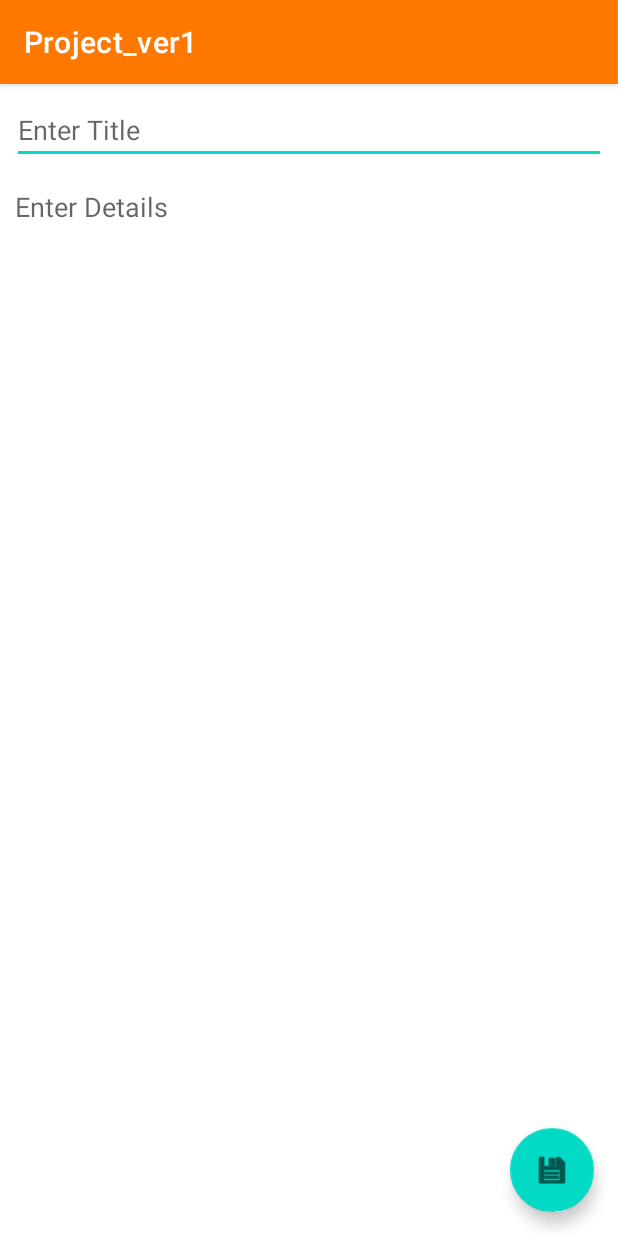
After one commit to krzysztofb200/Product-Description-Analyzer, an Android app: the ListEdit screen opened directly, with no data from a screen before it, on a phone screen of 412 x 824 dp. The commit adds this screen. Run offline under Robolectric (Android 15) with nearby library versions, the phone set to English and light mode, and no system bars; 3 statements that could not run were skipped.

Commit message:
- edit list TODO: - add delete button next to every list

```diff
--- /dev/null
+++ b/app/src/main/java/com/example/project_ver1/ListEdit.java
@@ -0,0 +1,104 @@
+package com.example.project_ver1;
+
+import android.content.Intent;
+import android.os.Bundle;
+import android.text.Editable;
+import android.text.TextWatcher;
+import android.util.Log;
+import android.view.Menu;
+import android.view.MenuInflater;
+import android.view.MenuItem;
+import android.view.View;
+import android.widget.EditText;
+import android.widget.Toast;
+import androidx.appcompat.app.AppCompatActivity;
+import androidx.appcompat.widget.Toolbar;
+
+import com.google.android.material.floatingactionbutton.FloatingActionButton;
+
+import java.util.Calendar;
+
+public class ListEdit extends AppCompatActivity {
+    EditText nTitle, nContent;
+    Calendar c;
+    String todaysDate;
+    String currentTime;
+    long id;
+
+
+    @Override
+    protected void onCreate(Bundle savedInstanceState) {
+        super.onCreate(savedInstanceState);
+        setContentView(R.layout.activity_list_edit);
+//        getSupportActionBar().setDisplayHomeAsUpEnabled(true);
+//        getSupportActionBar().setHomeButtonEnabled(true);
+
+        Intent i = getIntent();
+        id = i.getLongExtra("ID",0);
+        ShopListDB db = new ShopListDB(this);
+        ShoppingList shoppingList = db.getList(id);
+
+        final String title = shoppingList.getTitle();
+        String content = shoppingList.getContent();
+        nTitle = findViewById(R.id.noteTitle);
+        nContent = findViewById(R.id.noteDetails);
+
+        nTitle.setText(title);
+        nContent.setText(content);
+
+        // set current date and time
+        c = Calendar.getInstance();
+        todaysDate = c.get(Calendar.YEAR) + "/" + (c.get(Calendar.MONTH) + 1) + "/" + c.get(Calendar.DAY_OF_MONTH);
+        Log.d("DATE", "Date: " + todaysDate);
+        currentTime = pad(c.get(Calendar.HOUR)) + ":" + pad(c.get(Calendar.MINUTE));
+        Log.d("TIME", "Time: " + currentTime);
+
+        FloatingActionButton fabListSaveChanges = findViewById(R.id.fabListSaveChanges);
+        fabListSaveChanges.setOnClickListener(new View.OnClickListener() {
+            @Override
+            public void onClick(View view) {
+                ShoppingList shoppingList = new ShoppingList(id, nTitle.getText().toString(), nContent.getText().toString(), todaysDate, currentTime);
+                Log.d("EDITED", "edited: before saving id -> " + shoppingList.getID());
+                ShopListDB sDB = new ShopListDB(getApplicationContext());
+                long id = sDB.editNote(shoppingList);
+                Log.d("EDITED", "EDIT: id " + id);
+                goToMain();
+                Toast.makeText(getApplicationContext(), "Note Edited.", Toast.LENGTH_SHORT).show();
+            }
+        });
+    }
+
+
+    private String pad(int time) {
+        if (time < 10)
+            return "0" + time;
+        return String.valueOf(time);
+
+    }
+
+//    @Override
+//    public boolean onCreateOptionsMenu(Menu menu) {
+//        MenuInflater inflater = getMenuInflater();
+//        inflater.inflate(R.menu.save_menu, menu);
+//        return true;
+//    }
+
+//    @Override
+//    public boolean onOptionsItemSelected(MenuItem item) {
+//        if (item.getItemId() == R.id.save) {
+//            ShoppingList shoppingList = new ShoppingList(nId, nTitle.getText().toString(), nContent.getText().toString(), todaysDate, currentTime);
+//            Log.d("EDITED", "edited: before saving id -> " + shoppingList.getID());
+//            ShopListDB sDB = new ShopListDB(getApplicationContext());
+//            long id = sDB.editNote(shoppingList);
+//            Log.d("EDITED", "EDIT: id " + id);
+//            goToMain();
+//            Toast.makeText(this, "Note Edited.", Toast.LENGTH_SHORT).show();
+//        }
+//        return super.onOptionsItemSelected(item);
+//    }
+
+    private void goToMain() {
+        Intent i = new Intent(this, MainActivity.class);
+        startActivity(i);
+    }
+}
--- /dev/null
+++ b/app/src/main/res/layout/activity_list_edit.xml
@@ -0,0 +1,58 @@
+<?xml version="1.0" encoding="utf-8"?>
+<androidx.constraintlayout.widget.ConstraintLayout xmlns:android="http://schemas.android.com/apk/res/android"
+    xmlns:app="http://schemas.android.com/apk/res-auto"
+    xmlns:tools="http://schemas.android.com/tools"
+    android:layout_width="match_parent"
+    android:layout_height="match_parent"
+    tools:context=".AddShoppingListActivity">
+
+    <EditText
+        android:id="@+id/noteTitle"
+        android:layout_width="0dp"
+        android:layout_height="wrap_content"
+        android:layout_marginStart="8dp"
+        android:layout_marginTop="8dp"
+        android:layout_marginEnd="8dp"
+        android:ems="10"
+        android:hint="Enter Title"
+        android:inputType="textPersonName"
+        app:layout_constraintEnd_toEndOf="parent"
+        app:layout_constraintHorizontal_bias="0.0"
+        app:layout_constraintStart_toStartOf="parent"
+        app:layout_constraintTop_toTopOf="parent" />
+
+    <EditText
+        android:id="@+id/noteDetails"
+        style="@style/Widget.AppCompat.AutoCompleteTextView"
+        android:layout_width="0dp"
+        android:layout_height="0dp"
+        android:layout_marginStart="10dp"
+        android:layout_marginTop="16dp"
+        android:layout_marginEnd="8dp"
+        android:layout_marginBottom="8dp"
+        android:background="@null"
+        android:ems="10"
+        android:gravity="start|top"
+        android:hint="Enter Details"
+        android:inputType="textMultiLine"
+        android:textColorHighlight="#FFFFFF"
+        android:textColorLink="#FFFFFF"
+        app:layout_constraintBottom_toBottomOf="parent"
+        app:layout_constraintEnd_toEndOf="parent"
+        app:layout_constraintStart_toStartOf="parent"
+        app:layout_constraintTop_toBottomOf="@+id/noteTitle" />
+
+    <com.google.android.material.floatingactionbutton.FloatingActionButton
+        android:id="@+id/fabListSaveChanges"
+        android:layout_width="wrap_content"
+        android:layout_height="wrap_content"
+        android:layout_gravity="bottom|end"
+        android:layout_marginEnd="16dp"
+        android:layout_marginBottom="16dp"
+        android:clickable="true"
+        android:src="@android:drawable/ic_menu_save"
+        app:layout_constraintBottom_toBottomOf="parent"
+        app:layout_constraintEnd_toEndOf="parent"
+        tools:ignore="MissingConstraints" />
+
+</androidx.constraintlayout.widget.ConstraintLayout>
```
Also changed, not shown: app/src/main/AndroidManifest.xml (+15 -0 lines), app/src/main/java/com/example/project_ver1/ListDetail.java (+9 -0 lines), app/src/main/java/com/example/project_ver1/ShopListDB.java (+11 -0 lines), app/src/main/res/layout/activity_list_detail.xml (+13 -0 lines).
